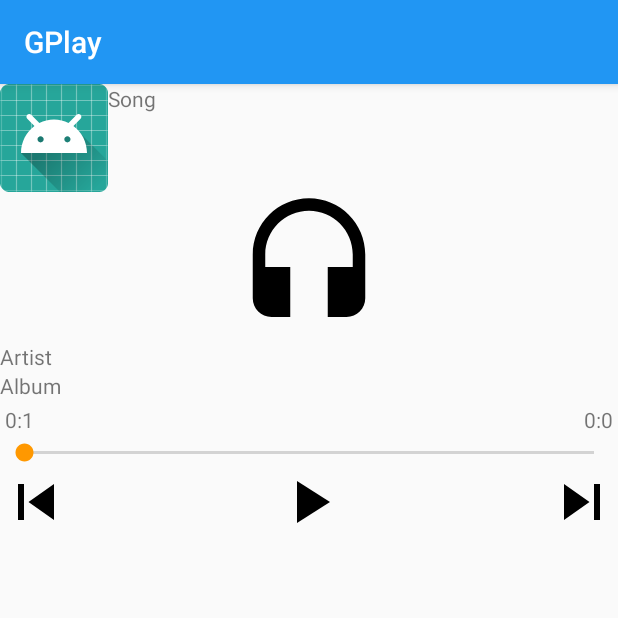
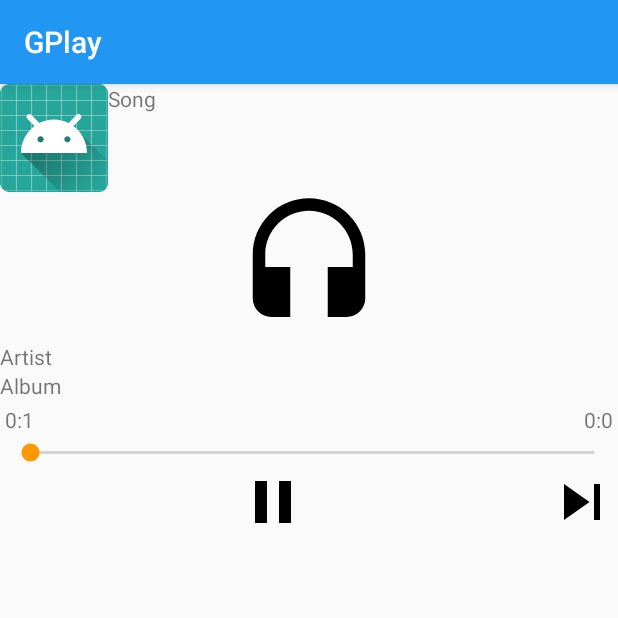
Before and after one commit to marguirrem/GPlay, an Android app: the PlayerActivity screen opened directly, with no data from a screen before it, after a tap on an icon or button, on a phone screen of 412 x 824 dp, the top half of it. Run offline under Robolectric (Android 15) with nearby library versions, the phone set to English and light mode, and no system bars; 14 statements that could not run were skipped; 1 other tap on this screen came first.

Commit message:
bugs fixed

```diff
--- a/app/src/main/java/gplay/marlonaguirre/ml/gplay/activities/PlayerActivity.java
+++ b/app/src/main/java/gplay/marlonaguirre/ml/gplay/activities/PlayerActivity.java
@@ -71,8 +71,8 @@ public class PlayerActivity extends AppCompatActivity  implements Playable {
         setContentView(R.layout.activity_player);
         initComponents();
 
-        //playSong();
-        onTrackPlay();
+        playSong();
+        //onTrackPlay();
         if (Build.VERSION.SDK_INT >= Build.VERSION_CODES.O){
             createChannel();
             registerReceiver(broadcastReceiver, new IntentFilter("TRACKS_TRACKS"));
@@ -122,14 +122,6 @@ public class PlayerActivity extends AppCompatActivity  implements Playable {
         btnPlay.setOnClickListener(new View.OnClickListener() {
             @Override
             public void onClick(View view) {
-                /*  if(mp.isPlaying()){
-                    mp.pause();
-                    btnPlay.setBackgroundResource(R.drawable.ic_play_circle_outline_black_24dp);
-                }
-                else {
-                    mp.start();
-                    btnPlay.setBackgroundResource(R.drawable.ic_pause_circle_outline_black_24dp);
-                }*/
                 if (isPlaying){
                     onTrackPause();
                 } else {
@@ -176,7 +168,6 @@ public class PlayerActivity extends AppCompatActivity  implements Playable {
     };
 
     public void playSong(){
-        Log.e("boton","posicion "+position);
         if(position == 0){
             btnPrev.setEnabled(false);
             btnPrev.setVisibility(View.GONE);
@@ -196,7 +187,6 @@ public class PlayerActivity extends AppCompatActivity  implements Playable {
             mp.release();
         }
         try {
-
             mp = new MediaPlayer();
             mp.setDataSource(songs.get(position).getUrl());
             mp.prepare();
@@ -232,7 +222,6 @@ public class PlayerActivity extends AppCompatActivity  implements Playable {
         songs       = new ArrayList<>();
         mSeekbarUpdateHandler     = new Handler();
         final Bundle file = getIntent().getExtras();
-
         songs       = (ArrayList<Song>) file.getSerializable("song");
         position    = file.getInt("position");
         seekBar     = findViewById(R.id.songProgress);
--- a/app/src/main/res/layout/song_item_list.xml
+++ b/app/src/main/res/layout/song_item_list.xml
@@ -24,6 +24,7 @@
              android:id="@+id/ivSongItem"
              android:layout_width="25dp"
              android:layout_height="25dp"
+             android:layout_margin="2dp"
              android:src="@mipmap/ic_launcher_round"/>
 
             <TextView
@@ -34,6 +35,7 @@
                 android:layout_weight="1"
                 android:gravity="center_vertical"
                 android:text="dfsdf"
+                android:maxLength="30"
                 android:textColor="@android:color/black"
                 android:textSize="20sp" />
 
```
Lines whose indentation alone changed are shown as unchanged.
